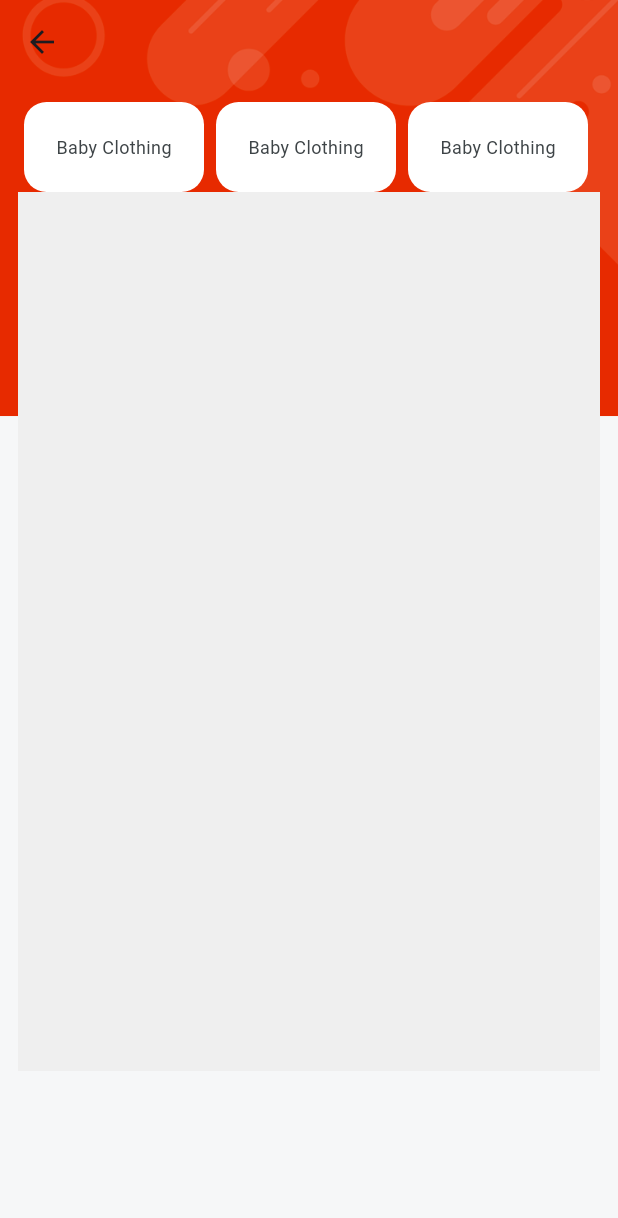
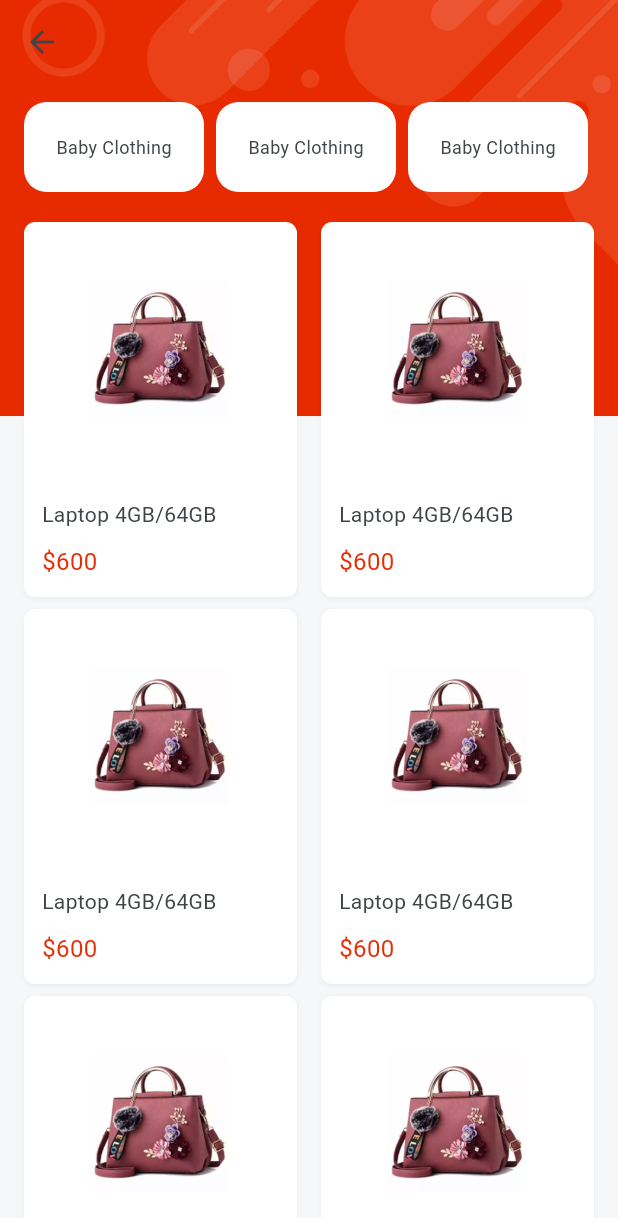
Before and after one commit to pk195327-kumar/E-Commerce, a Flutter app: the CategoryDetails screen opened directly with empty values, on a phone screen of 412 x 824 dp. Shown: the top 1218 px of the screen. Run offline on Flutter 3.47's test engine with Material 3 defaults, Android fonts, the phone set to English and light mode, and no system bars; our stand-ins replace get, velocity_x; Roboto replaces fonts that are missing (sans_bold, sans_semibold).

Commit message:
update lib file

```diff
--- a/lib/main.dart
+++ b/lib/main.dart
@@ -16,7 +16,11 @@ class MyApp extends StatelessWidget {
       title: appName,
       theme: ThemeData(
         scaffoldBackgroundColor: Colors.transparent,
-       appBarTheme: const AppBarTheme(backgroundColor: Colors.transparent),
+       appBarTheme: const AppBarTheme(backgroundColor: Colors.transparent,
+         iconTheme: IconThemeData(
+             color: darkFontGrey
+         ),
+       ),
        fontFamily: regular,
       ),
       home: const SplashScreen(),
--- a/lib/views/category_screen/category_details.dart
+++ b/lib/views/category_screen/category_details.dart
@@ -1,5 +1,6 @@
+import 'package:e_commerce/views/category_screen/items_details.dart';
 import 'package:e_commerce/widgets_common/bg_widget.dart';
-
+import 'package:get/get.dart';
 import '../../consts/consts.dart';
 
 class CategoryDetails extends StatelessWidget {
@@ -39,13 +40,24 @@ class CategoryDetails extends StatelessWidget {
                   ),
                 ),
               ),
-              Container(
-                color: lightGrey,
+              20.heightBox,
+              Expanded(
                 child: GridView.builder(
                     shrinkWrap: true,
                     itemCount: 6,
-                    gridDelegate: const SliverGridDelegateWithFixedCrossAxisCount(crossAxisCount: 2,mainAxisSpacing: 8,crossAxisSpacing: 8), itemBuilder: (context,index){
-                  return Container();
+                    gridDelegate: const SliverGridDelegateWithFixedCrossAxisCount(crossAxisCount: 2,mainAxisExtent: 250,mainAxisSpacing: 8,crossAxisSpacing: 8), itemBuilder: (context,index){
+                  return  Column(
+                    crossAxisAlignment: CrossAxisAlignment.start,
+                    children: [
+                      Image.asset(imgP5,width: 200,height: 150,fit: BoxFit.cover,),
+                      const Spacer(),
+                      "Laptop 4GB/64GB".text.color(darkFontGrey).fontFamily(semibold).make(),
+                      10.heightBox,
+                      "\$600".text.color(redColor).fontFamily(bold).size(16).make(),
+                    ],
+                  ).box.white.margin(const EdgeInsets.symmetric(horizontal: 4)).roundedSM.outerShadowSm.padding(const EdgeInsets.all(12)).make().onTap(() {
+                     Get.to(()=> const ItemDetails(title: "dummy click"));
+                  });
                 }),
               )
             ],
```
Also changed, not shown: lib/views/category_screen/items_details.dart (added, +22 -0 lines).
